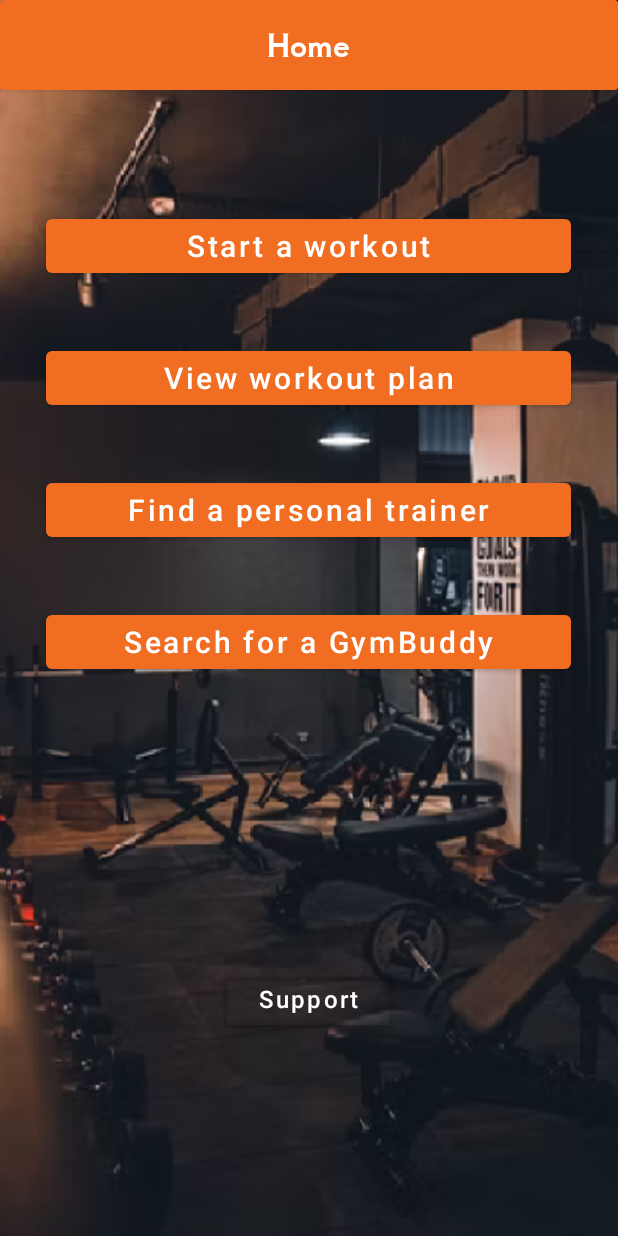
After one commit to vasMil/GymBuddy, an Android app: the layout home_view_wp.xml on its own in the app's theme, with its tools: preview values and no code run, on a phone screen of 412 x 824 dp. The commit adds this screen. Run offline under Robolectric (Android 15) with nearby library versions, the phone set to English and light mode, and no system bars.

Commit message:
UI_Aris_start_exercise

```diff
--- /dev/null
+++ b/UI_kotlin/MyApplication/app/src/main/res/layout/home_view_wp.xml
@@ -0,0 +1,89 @@
+<?xml version="1.0" encoding="utf-8"?>
+<LinearLayout xmlns:android="http://schemas.android.com/apk/res/android"
+    xmlns:app="http://schemas.android.com/apk/res-auto"
+    xmlns:tools="http://schemas.android.com/tools"
+    android:layout_width="match_parent"
+    android:layout_height="match_parent"
+    android:gravity="center_horizontal"
+    android:orientation="vertical"
+    android:background="@drawable/Home_img">
+
+    <androidx.cardview.widget.CardView
+        android:layout_width="match_parent"
+        android:layout_height="60dp"
+        app:cardBackgroundColor="@color/main_color" >
+        <TextView
+            android:id="@+id/home_view"
+            android:layout_width="90dp"
+            android:layout_height="wrap_content"
+            android:layout_gravity="center"
+            android:fontFamily="@font/aoboshi_one_regular"
+            android:text="@string/home"
+            android:textAlignment="center"
+            android:textColor="@color/white"
+            android:textSize="20sp" />
+    </androidx.cardview.widget.CardView>
+
+    <Button
+        android:id="@+id/home_btn1"
+        android:layout_width="350dp"
+        android:layout_height="wrap_content"
+        android:layout_gravity="center_horizontal"
+        android:layout_marginTop="80dp"
+        app:backgroundTint="@color/main_color"
+        android:text="@string/start"
+        android:textAllCaps="false"
+        android:textColor="@color/white"
+        android:textSize="20sp"
+        tools:ignore="TextContrastCheck" />
+
+    <Button
+        android:id="@+id/home_btn2"
+        android:layout_width="350dp"
+        android:layout_height="wrap_content"
+        android:layout_gravity="center_horizontal"
+        android:layout_marginTop="40dp"
+        app:backgroundTint="@color/main_color"
+        android:text="@string/view"
+        android:textAllCaps="false"
+        android:textColor="@color/white"
+        android:textSize="20sp"
+        tools:ignore="TextContrastCheck" />
+    <Button
+        android:id="@+id/home_btn3"
+        android:layout_width="350dp"
+        android:layout_height="wrap_content"
+        android:layout_gravity="center_horizontal"
+        android:layout_marginTop="40dp"
+        app:backgroundTint="@color/main_color"
+        android:text="@string/find"
+        android:textAllCaps="false"
+        android:textColor="@color/white"
+        android:textSize="20sp"
+        tools:ignore="TextContrastCheck" />
+    <Button
+        android:id="@+id/home_btn4"
+        android:layout_width="350dp"
+        android:layout_height="wrap_content"
+        android:layout_gravity="center_horizontal"
+        android:layout_marginTop="40dp"
+        app:backgroundTint="@color/main_color"
+        android:text="@string/search"
+        android:textAllCaps="false"
+        android:textColor="@color/white"
+        android:textSize="20sp"
+        tools:ignore="TextContrastCheck" />
+    <Button
+        android:id="@+id/home_btn5"
+        android:layout_width="114dp"
+        android:layout_height="wrap_content"
+        android:layout_gravity="center_horizontal"
+        android:layout_marginTop="190dp"
+        android:text="@string/support"
+        android:textAllCaps="false"
+        app:backgroundTint="#00FFFFFF"
+        android:textSize="16sp"
+        tools:ignore="TextContrastCheck" />
+
+
+</LinearLayout>
```
Also changed, not shown: UI_kotlin/MyApplication/app/src/main/res/layout/congratulations.xml (added, +46 -0 lines), UI_kotlin/MyApplication/app/src/main/res/layout/workout_choose.xml (added, +134 -0 lines), UI_kotlin/MyApplication/app/src/main/res/layout/workout_pull.xml (added, +136 -0 lines), UI_kotlin/MyApplication/app/src/main/res/values/strings.xml (+24 -0 lines), UI_kotlin/MyApplication/app/src/main/res/drawable-v24/Home_img.png (added), UI_kotlin/MyApplication/app/src/main/res/drawable-v24/legs_img.png (added), UI_kotlin/MyApplication/app/src/main/res/drawable-v24/pull2_img.png (added), UI_kotlin/MyApplication/app/src/main/res/drawable-v24/pull_img.png (added), UI_kotlin/MyApplication/app/src/main/res/drawable-v24/push_img.png (added).
